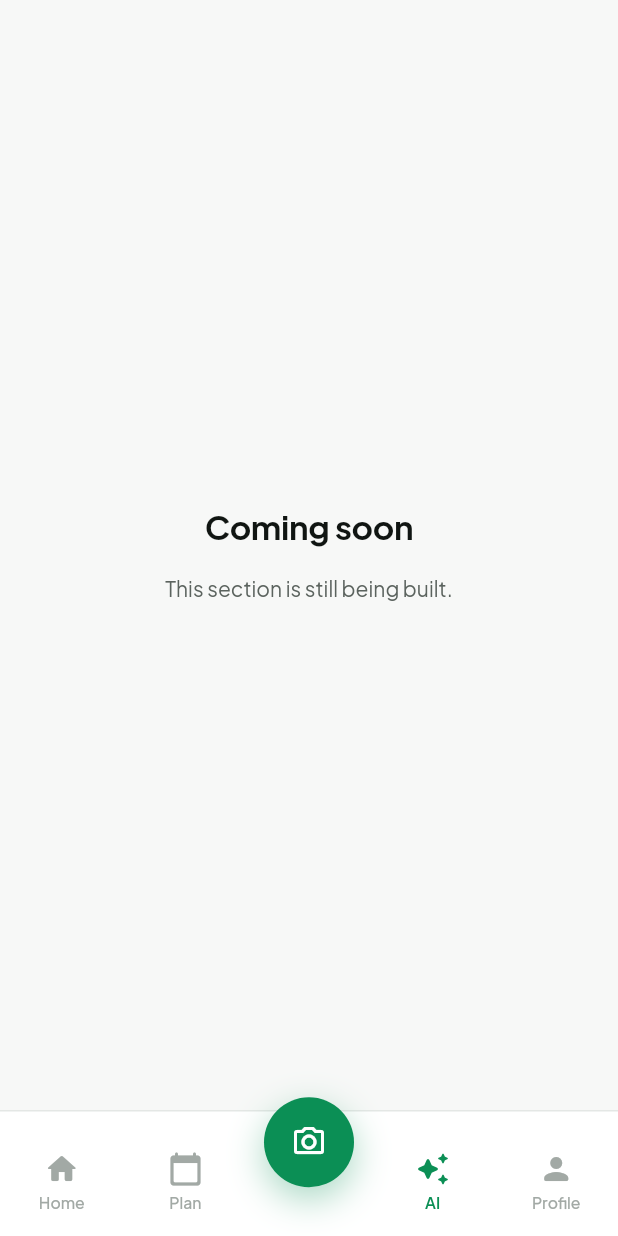
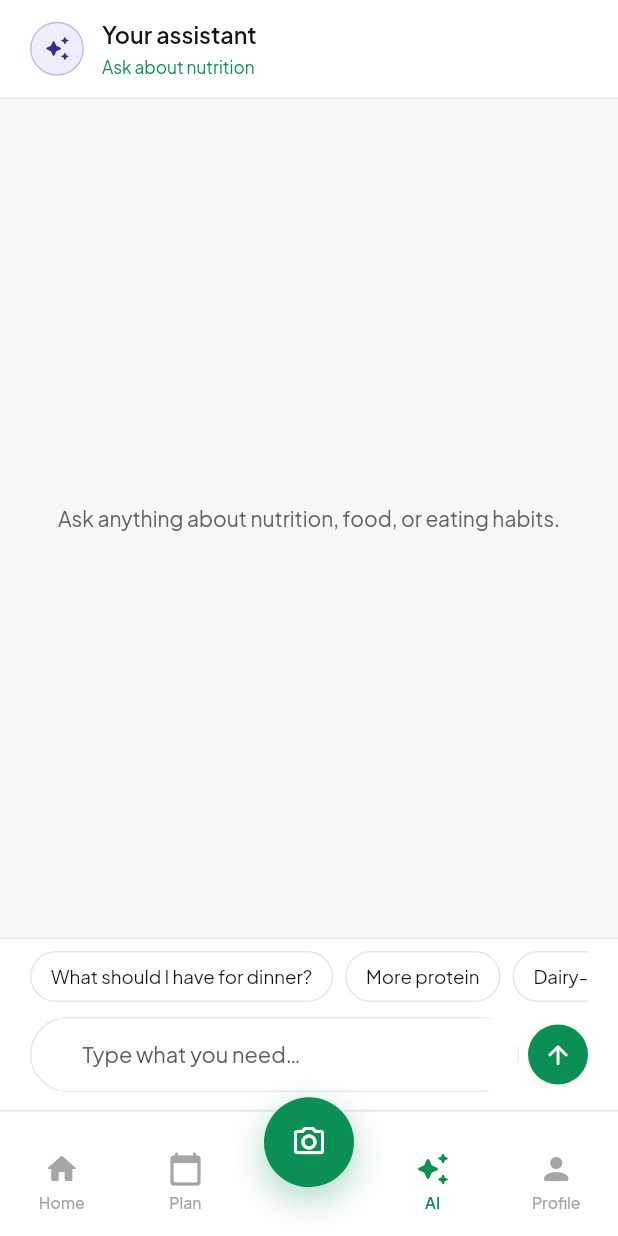
Before and after one commit to Valenciagu/nutrition_app, a Flutter app: the screen it shows once a user with an empty profile is signed in, item 4 of the bottom bar chosen, on a phone screen of 412 x 824 dp. Run offline on Flutter 3.47's test engine with Material 3 defaults, Android fonts, the phone set to English and light mode, and no system bars; our stand-ins replace cloud_firestore, cloud_functions, dio, firebase_auth, firebase_core, firebase_storage and 8 more; accounts and stored records are empty; generated files the repository leaves out were written again.

Commit message:
feat(ai-assistant): add a conversational chat UI for the nutrition assistant
Resolves Epic 5's long-standing open question of where an AI chat UI
belongs: the "IA" tab, previously a ComingSoonPage placeholder, is now a
real chat (AiChatPage) following the design canvas's G1 mock.

- askNutritionAssistant now accepts an optional, validated history (last 6
  turns, client-resent) so the conversation has real continuity instead of
  isolated one-off questions — the server still holds no conversation
  state.
- New lib/features/ai_assistant/: ChatMessage domain entity (models
  pending/error/quota-exceeded as explicit states), chatControllerProvider,
  and AiChatPage (guest state, suggestion chips, quota display, safety
  notices always shown per Instrucciones.md).
- Deliberately excluded: the mock's "acciones ejecutables" (chips that
  recalculate the day, an inline recipe card) — the backend only returns
  text today; decorative buttons that execute nothing real would be the
  fabricated-feature pattern this project avoids everywhere else. No chat
  persistence either (in-memory only) — no resolved product decision yet on
  retention/deletion.
- ComingSoonPage deleted (its last consumer); dead comingSoonTitle/Message
  ARB keys removed with it.

Co-Authored-By: Claude Sonnet 5 <noreply@anthropic.com>

```diff
--- a/lib/core/localization/l10n/app_en.arb
+++ b/lib/core/localization/l10n/app_en.arb
@@ -1,8 +1,6 @@
 {
   "@@locale": "en",
   "appTitle": "NutritionApp",
-  "comingSoonTitle": "Coming soon",
-  "comingSoonMessage": "This section is still being built.",
   "genericErrorTitle": "Something went wrong",
   "genericErrorMessage": "We couldn't complete this action. Please try again.",
   "retryButtonLabel": "Retry",
@@ -405,5 +403,23 @@
   "notificationShoppingReminderTitle": "Shopping list",
   "notificationShoppingReminderBody": "Check what you still need for the week.",
   "notificationHydrationReminderTitle": "Remember to hydrate",
-  "notificationHydrationReminderBody": "A glass of water would do you good right now."
+  "notificationHydrationReminderBody": "A glass of water would do you good right now.",
+
+  "aiGuestTitle": "Create an account to talk to your assistant",
+  "aiGuestMessage": "You need an account to use the nutrition assistant.",
+  "aiGuestCta": "Create account",
+  "aiChatTitle": "Your assistant",
+  "aiChatSubtitle": "Ask about nutrition",
+  "aiChatEmptyStateMessage": "Ask anything about nutrition, food, or eating habits.",
+  "aiChatInputPlaceholder": "Type what you need…",
+  "aiChatQuotaExceededMessage": "You've reached your daily question limit. Try again tomorrow.",
+  "aiChatProfessionalConsultNote": "It may be worth consulting a healthcare professional.",
+  "aiChatSafetyFallbackNote": "Response limited for safety.",
+  "aiChatRemainingToday": "{count, plural, =0{No questions left today} one{1 question left today} other{{count} questions left today}}",
+  "@aiChatRemainingToday": {
+    "placeholders": { "count": { "type": "int" } }
+  },
+  "aiSuggestionDinner": "What should I have for dinner?",
+  "aiSuggestionMoreProtein": "More protein",
+  "aiSuggestionNoDairy": "Dairy-free"
 }
--- a/lib/core/router/app_router.dart
+++ b/lib/core/router/app_router.dart
@@ -10,6 +10,7 @@ import '../../features/authentication/presentation/pages/sign_up_page.dart';
 import '../../features/authentication/presentation/pages/splash_page.dart';
 import '../../features/authentication/presentation/pages/welcome_page.dart';
 import '../../features/authentication/presentation/providers/auth_providers.dart';
+import '../../features/ai_assistant/presentation/pages/ai_chat_page.dart';
 import '../../features/home/presentation/pages/home_page.dart';
 import '../../features/onboarding/presentation/pages/onboarding_page.dart';
 import '../../features/onboarding/presentation/providers/onboarding_providers.dart';
@@ -25,7 +26,6 @@ import '../../features/recipes/domain/entities/recipe.dart';
 import '../../features/recipes/presentation/pages/cooking_mode_page.dart';
 import '../../features/recipes/presentation/pages/recipe_detail_page.dart';
 import '../constants/route_paths.dart';
-import '../widgets/coming_soon_page.dart';
 import 'main_shell.dart';
 
 /// El único [GoRouter] de la app. No crear otros routers ni navegar con
@@ -154,7 +154,7 @@ final routerProvider = Provider<GoRouter>((ref) {
               ),
             ],
           ),
-          StatefulShellBranch(routes: [GoRoute(path: RoutePaths.ai, builder: (context, state) => const ComingSoonPage())]),
+          StatefulShellBranch(routes: [GoRoute(path: RoutePaths.ai, builder: (context, state) => const AiChatPage())]),
           StatefulShellBranch(
             routes: [
               GoRoute(
--- a/lib/core/widgets/coming_soon_page.dart
+++ /dev/null
@@ -1,48 +0,0 @@
-import 'package:flutter/material.dart';
-
-import '../localization/app_localizations_ext.dart';
-import '../theme/app_color_tokens.dart';
-import '../theme/app_spacing.dart';
-import '../theme/app_typography.dart';
-
-/// Placeholder genérico para tabs cuya feature real todavía no existe (Plan
-/// → Épica 6, IA → Épica 5). Reemplaza al viejo `HomePlaceholderPage` de la
-/// Épica 1 ahora que Home sí tiene una pantalla real (Épica 4). Borrar el
-/// uso de esta página en cada tab cuando su épica correspondiente se
-/// construya — no es parte de las 10 fichas base, es un stand-in temporal.
-class ComingSoonPage extends StatelessWidget {
-  const ComingSoonPage({super.key});
-
-  @override
-  Widget build(BuildContext context) {
-    final l10n = context.l10n;
-    final colors = context.colors;
-
-    return Scaffold(
-      backgroundColor: colors.background,
-      body: SafeArea(
-        child: Padding(
-          padding: const EdgeInsets.all(AppSpacing.space24),
-          child: Center(
-            child: Column(
-              mainAxisSize: MainAxisSize.min,
-              children: [
-                Text(
-                  l10n.comingSoonTitle,
-                  style: AppTypography.titleM.copyWith(color: colors.textPrimary),
-                  textAlign: TextAlign.center,
-                ),
-                const SizedBox(height: AppSpacing.space16),
-                Text(
-                  l10n.comingSoonMessage,
-                  style: AppTypography.bodyM.copyWith(color: colors.textSecondary),
-                  textAlign: TextAlign.center,
-                ),
-              ],
-            ),
-          ),
-        ),
-      ),
-    );
-  }
-}
--- /dev/null
+++ b/lib/features/ai_assistant/presentation/pages/ai_chat_page.dart
@@ -0,0 +1,387 @@
+import 'package:flutter/material.dart';
+import 'package:flutter_riverpod/flutter_riverpod.dart';
+import 'package:go_router/go_router.dart';
+
+import '../../../../core/constants/route_paths.dart';
+import '../../../../core/localization/app_localizations_ext.dart';
+import '../../../../core/localization/generated/app_localizations.dart';
+import '../../../../core/theme/app_color_tokens.dart';
+import '../../../../core/theme/app_radius.dart';
+import '../../../../core/theme/app_spacing.dart';
+import '../../../../core/theme/app_typography.dart';
+import '../../../../core/widgets/app_state_block.dart';
+import '../../../authentication/presentation/providers/auth_providers.dart';
+import '../../domain/entities/chat_message.dart';
+import '../providers/ai_chat_providers.dart';
+
+const List<String> _suggestionKeys = ['aiSuggestionDinner', 'aiSuggestionMoreProtein', 'aiSuggestionNoDairy'];
+
+/// G1 · IA (canvas "Fases 5-12 - Entrega final", bloque Fase 7). Reemplaza
+/// `ComingSoonPage` en el tab "IA" — resuelve la pregunta abierta de dónde
+/// vive un chat general con `AIService.askNutritionQuestion` (Épica 5,
+/// nunca consumido hasta ahora). Deliberadamente NO incluye las "acciones
+/// ejecutables" del mock (chips "Recalcular mi día"/"Ver la cena nueva",
+/// tarjeta de receta inline) — eso necesita que el backend pueda proponer
+/// una acción estructurada, no solo texto; `askNutritionAssistant` no lo
+/// hace hoy. Ver `documentation/ai_assistant.md`.
+class AiChatPage extends ConsumerWidget {
+  const AiChatPage({super.key});
+
+  @override
+  Widget build(BuildContext context, WidgetRef ref) {
+    final l10n = context.l10n;
+    final colors = context.colors;
+    final isLoggedIn = ref.watch(authStateChangesProvider).valueOrNull != null;
+
+    if (!isLoggedIn) {
+      return Scaffold(
+        backgroundColor: colors.background,
+        body: SafeArea(
+          child: Center(
+            child: Padding(
+              padding: const EdgeInsets.all(AppSpacing.space20),
+              child: AppStateBlock.empty(
+                title: l10n.aiGuestTitle,
+                message: l10n.aiGuestMessage,
+                actionLabel: l10n.aiGuestCta,
+                onAction: () => context.go(RoutePaths.signUp),
+              ),
+            ),
+          ),
+        ),
+      );
+    }
+
+    return const _ChatScaffold();
+  }
+}
+
+class _ChatScaffold extends ConsumerStatefulWidget {
+  const _ChatScaffold();
+
+  @override
+  ConsumerState<_ChatScaffold> createState() => _ChatScaffoldState();
+}
+
+class _ChatScaffoldState extends ConsumerState<_ChatScaffold> {
+  final _scrollController = ScrollController();
+  final _textController = TextEditingController();
+
+  @override
+  void dispose() {
+    _scrollController.dispose();
+    _textController.dispose();
+    super.dispose();
+  }
+
+  void _scrollToBottom() {
+    WidgetsBinding.instance.addPostFrameCallback((_) {
+      if (!_scrollController.hasClients) return;
+      _scrollController.animateTo(
+        _scrollController.position.maxScrollExtent,
+        duration: const Duration(milliseconds: 220),
+        curve: Curves.easeOut,
+      );
+    });
+  }
+
+  void _send(String text) {
+    if (text.trim().isEmpty) return;
+    _textController.clear();
+    ref.read(chatControllerProvider.notifier).send(text);
+    _scrollToBottom();
+  }
+
+  @override
+  Widget build(BuildContext context) {
+    final l10n = context.l10n;
+    final colors = context.colors;
+    final chatState = ref.watch(chatControllerProvider);
+
+    ref.listen(chatControllerProvider, (previous, next) {
+      if (next.messages.length != previous?.messages.length) _scrollToBottom();
+    });
+
+    return Scaffold(
+      backgroundColor: colors.background,
+      body: SafeArea(
+        child: Column(
+          children: [
+            _Header(),
+            Expanded(
+              child: chatState.messages.isEmpty
+                  ? Center(
+                      child: Padding(
+                        padding: const EdgeInsets.all(AppSpacing.space24),
+                        child: Text(
+                          l10n.aiChatEmptyStateMessage,
+                          textAlign: TextAlign.center,
+                          style: AppTypography.bodyM.copyWith(color: colors.textSecondary),
+                        ),
+                      ),
+                    )
+                  : ListView.builder(
+                      controller: _scrollController,
+                      padding: const EdgeInsets.symmetric(horizontal: AppSpacing.space20, vertical: AppSpacing.space16),
+                      itemCount: chatState.messages.length,
+                      itemBuilder: (context, index) => _MessageBubble(message: chatState.messages[index]),
+                    ),
+            ),
+            _Footer(
+              controller: _textController,
+              remainingToday: chatState.remainingToday,
+              onSend: _send,
+            ),
+          ],
+        ),
+      ),
+    );
+  }
+}
+
+class _Header extends StatelessWidget {
+  const _Header();
+
+  @override
+  Widget build(BuildContext context) {
+    final l10n = context.l10n;
+    final colors = context.colors;
+    return Container(
+      padding: const EdgeInsets.fromLTRB(AppSpacing.space20, AppSpacing.space12, AppSpacing.space20, AppSpacing.space12),
+      decoration: BoxDecoration(color: colors.surface, border: Border(bottom: BorderSide(color: colors.border))),
+      child: Row(
+        children: [
+          Container(
+            width: 36,
+            height: 36,
+            decoration: BoxDecoration(
+              shape: BoxShape.circle,
+              color: colors.aiActionSurface,
+              border: Border.all(color: colors.onAiAction.withValues(alpha: 0.25)),
+            ),
+            alignment: Alignment.center,
+            child: Icon(Icons.auto_awesome_rounded, size: 18, color: colors.onAiAction),
+          ),
+          const SizedBox(width: AppSpacing.space12),
+          Column(
+            crossAxisAlignment: CrossAxisAlignment.start,
+            children: [
+              Text(l10n.aiChatTitle, style: AppTypography.titleS.copyWith(fontSize: 15.5, color: colors.textPrimary)),
+              const SizedBox(height: 2),
+              Text(
+                l10n.aiChatSubtitle,
+                style: AppTypography.bodyM.copyWith(fontSize: 11.5, color: colors.actionPrimary),
+              ),
+            ],
+          ),
+        ],
+      ),
+    );
+  }
+}
+
+class _MessageBubble extends StatelessWidget {
+  const _MessageBubble({required this.message});
+
+  final ChatMessage message;
+
+  @override
+  Widget build(BuildContext context) {
+    final l10n = context.l10n;
+    final colors = context.colors;
+    final isUser = message.role == ChatMessageRole.user;
+
+    final bubble = Container(
+      constraints: BoxConstraints(maxWidth: MediaQuery.of(context).size.width * (isUser ? 0.82 : 0.88)),
+      padding: const EdgeInsets.symmetric(horizontal: 16, vertical: 12),
+      decoration: BoxDecoration(
+        color: isUser ? colors.actionPrimary : colors.surface,
+        border: isUser ? null : Border.all(color: colors.border),
+        borderRadius: BorderRadius.only(
+          topLeft: const Radius.circular(18),
+          topRight: const Radius.circular(18),
+          bottomLeft: Radius.circular(isUser ? 18 : 6),
+          bottomRight: Radius.circular(isUser ? 6 : 18),
+        ),
+      ),
+      child: message.isPending
+          ? const _TypingDots()
+          : Text(
+              message.isError
+                  ? (message.isQuotaExceeded ? l10n.aiChatQuotaExceededMessage : l10n.genericErrorMessage)
+                  : message.text,
+              style: AppTypography.bodyM.copyWith(
+                fontSize: 14.5,
+                height: 1.5,
+                color: isUser ? Colors.white : (message.isError ? colors.error : colors.textPrimary),
+              ),
+            ),
+    );
+
+    return Padding(
+      padding: const EdgeInsets.only(bottom: AppSpacing.space8),
+      child: Column(
+        crossAxisAlignment: isUser ? CrossAxisAlignment.end : CrossAxisAlignment.start,
+        children: [
+          bubble,
+          if (!message.isPending && !message.isError && message.recommendsProfessionalConsult)
+            Padding(
+              padding: const EdgeInsets.only(top: 4),
+              child: Text(
+                l10n.aiChatProfessionalConsultNote,
+                style: AppTypography.bodyM.copyWith(fontSize: 11.5, color: colors.warning),
+              ),
+            ),
+          if (!message.isPending && !message.isError && message.safetyFallbackApplied)
+            Padding(
+              padding: const EdgeInsets.only(top: 4),
+              child: Text(
+                l10n.aiChatSafetyFallbackNote,
+                style: AppTypography.bodyM.copyWith(fontSize: 11.5, color: colors.textSecondary),
+              ),
+            ),
+        ],
+      ),
+    );
+  }
+}
+
+class _TypingDots extends StatefulWidget {
+  const _TypingDots();
+
+  @override
+  State<_TypingDots> createState() => _TypingDotsState();
+}
+
+class _TypingDotsState extends State<_TypingDots> with SingleTickerProviderStateMixin {
+  late final _controller = AnimationController(vsync: this, duration: const Duration(milliseconds: 900))..repeat();
+
+  @override
+  void dispose() {
+    _controller.dispose();
+    super.dispose();
+  }
+
+  @override
+  Widget build(BuildContext context) {
+    final colors = context.colors;
+    return AnimatedBuilder(
+      animation: _controller,
+      builder: (context, _) {
+        return Row(
+          mainAxisSize: MainAxisSize.min,
+          children: [
+            for (var i = 0; i < 3; i++) ...[
+              if (i > 0) const SizedBox(width: 5),
+              Opacity(
+                opacity: (0.3 + 0.7 * ((_controller.value + i / 3) % 1.0)).clamp(0.3, 1.0),
+                child: Container(width: 7, height: 7, decoration: BoxDecoration(shape: BoxShape.circle, color: colors.onAiAction)),
+              ),
+            ],
+          ],
+        );
+      },
+    );
+  }
+}
+
+class _Footer extends StatelessWidget {
+  const _Footer({required this.controller, required this.remainingToday, required this.onSend});
+
+  final TextEditingController controller;
+  final int? remainingToday;
+  final ValueChanged<String> onSend;
+
+  @override
+  Widget build(BuildContext context) {
+    final l10n = context.l10n;
+    final colors = context.colors;
+
+    return Container(
+      padding: EdgeInsets.fromLTRB(
+        AppSpacing.space20,
+        AppSpacing.space8,
+        AppSpacing.space20,
+        AppSpacing.space12 + MediaQuery.of(context).padding.bottom,
+      ),
+      decoration: BoxDecoration(color: colors.surface, border: Border(top: BorderSide(color: colors.border))),
+      child: Column(
+        crossAxisAlignment: CrossAxisAlignment.start,
+        children: [
+          if (remainingToday != null) ...[
+            Text(
+              l10n.aiChatRemainingToday(remainingToday!),
+              style: AppTypography.bodyM.copyWith(fontSize: 11.5, color: colors.textSecondary),
+            ),
+            const SizedBox(height: 8),
+          ],
+          SizedBox(
+            height: 34,
+            child: ListView.separated(
+              scrollDirection: Axis.horizontal,
+              itemCount: _suggestionKeys.length,
+              separatorBuilder: (context, index) => const SizedBox(width: 8),
+              itemBuilder: (context, index) {
+                final label = _suggestionLabel(l10n, _suggestionKeys[index]);
+                return GestureDetector(
+                  onTap: () => onSend(label),
+                  child: Container(
+                    padding: const EdgeInsets.symmetric(horizontal: 13),
+                    alignment: Alignment.center,
+                    decoration: BoxDecoration(border: Border.all(color: colors.border), borderRadius: BorderRadius.circular(AppRadius.full)),
+                    child: Text(label, style: AppTypography.bodyM.copyWith(fontSize: 12.5, color: colors.textPrimary)),
+                  ),
+                );
+              },
+            ),
+          ),
+          const SizedBox(height: 10),
+          Row(
+            children: [
+              Expanded(
+                child: Container(
+                  height: 50,
+                  padding: const EdgeInsets.only(left: 18),
+                  decoration: BoxDecoration(border: Border.all(color: colors.border), borderRadius: BorderRadius.circular(AppRadius.full)),
+                  child: TextField(
+                    controller: controller,
+                    textInputAction: TextInputAction.send,
+                    onSubmitted: onSend,
+                    style: AppTypography.bodyM.copyWith(fontSize: 14.5, color: colors.textPrimary),
+                    decoration: InputDecoration(
+                      hintText: l10n.aiChatInputPlaceholder,
+                      hintStyle: AppTypography.bodyM.copyWith(fontSize: 14.5, color: colors.textSecondary),
+                      border: InputBorder.none,
+                    ),
+                  ),
+                ),
+              ),
+              const SizedBox(width: 6),
+              Material(
+                color: colors.actionPrimary,
+                shape: const CircleBorder(),
+                child: InkWell(
+                  customBorder: const CircleBorder(),
+                  onTap: () => onSend(controller.text),
+                  child: Padding(
+                    padding: const EdgeInsets.all(10),
+                    child: Icon(Icons.arrow_upward_rounded, size: 20, color: colors.onActionPrimary),
+                  ),
+                ),
+              ),
+            ],
+          ),
+        ],
+      ),
+    );
+  }
+
+  String _suggestionLabel(AppLocalizations l10n, String key) {
+    return switch (key) {
+      'aiSuggestionDinner' => l10n.aiSuggestionDinner,
+      'aiSuggestionMoreProtein' => l10n.aiSuggestionMoreProtein,
+      'aiSuggestionNoDairy' => l10n.aiSuggestionNoDairy,
+      _ => '',
+    };
+  }
+}
```
Also changed, not shown: lib/core/constants/route_paths.dart (+6 -7 lines), lib/core/localization/l10n/app_es.arb (+19 -9 lines), lib/core/services/ai/ai_service.dart (+12 -1 lines), lib/core/services/ai/firebase_ai_service.dart (+8 -2 lines), lib/features/ai_assistant/domain/entities/chat_message.dart (added, +61 -0 lines), lib/features/ai_assistant/presentation/providers/ai_chat_providers.dart (added, +91 -0 lines), 2 other files.
